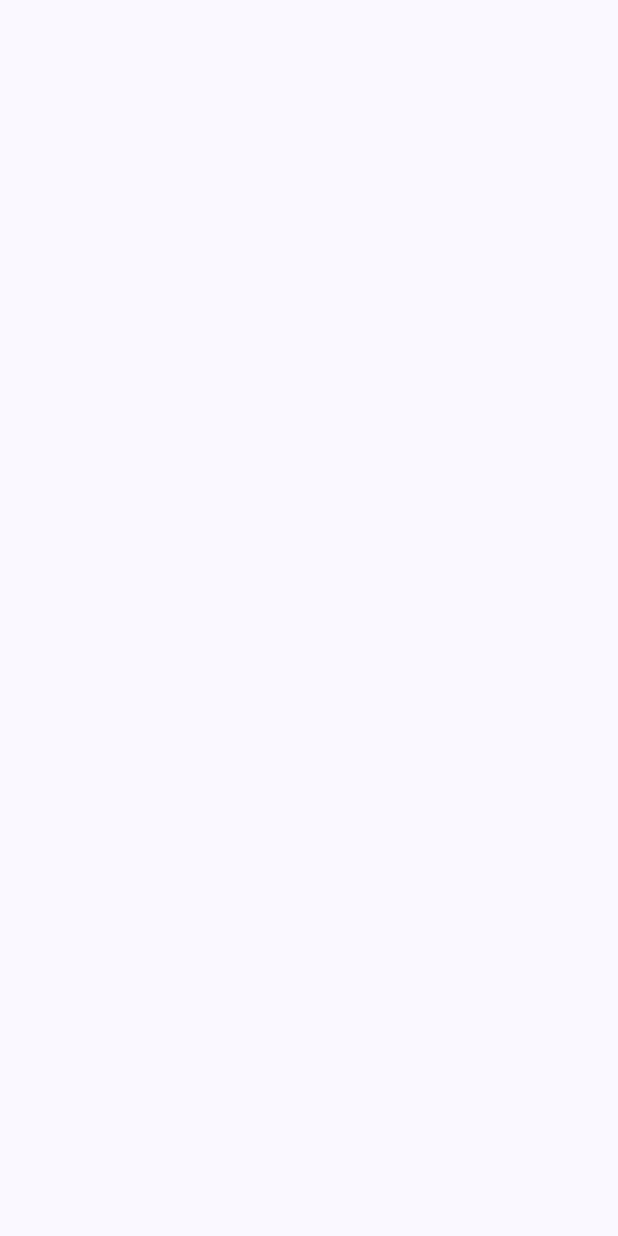
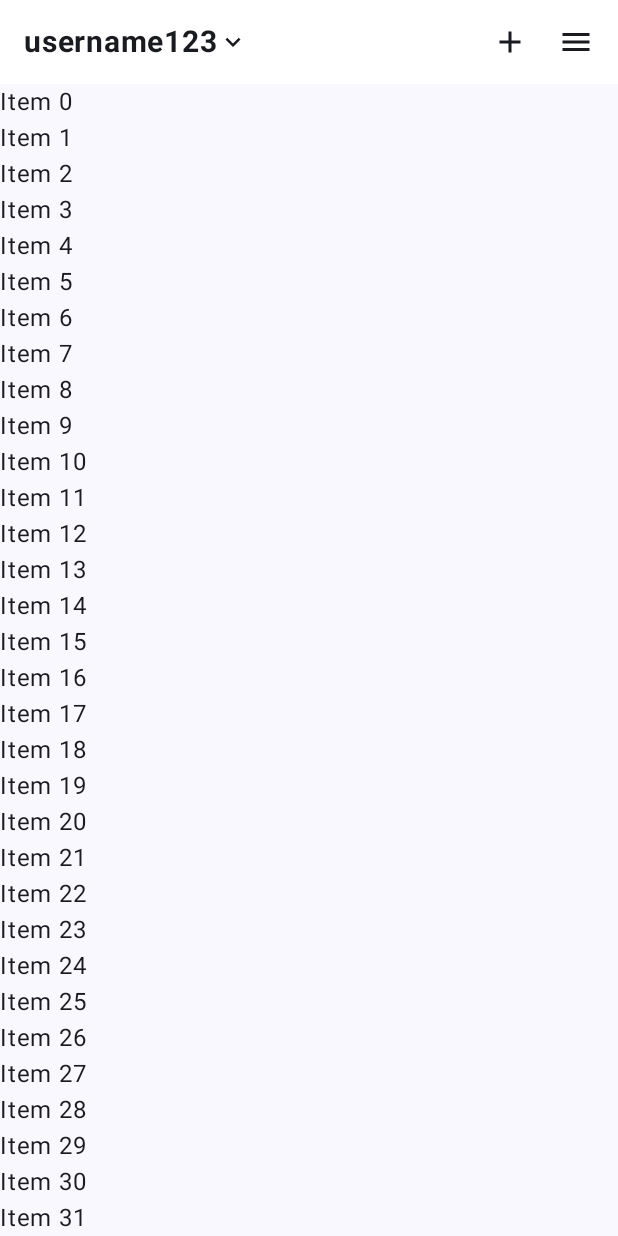
Before and after one commit to asharalikannadipoil/InstaProfile, an Android app built with Jetpack Compose: the screen it shows after launch (MainActivity), on a phone screen of 412 x 824 dp. Before the commit the screen is empty. Run offline under Robolectric (Android 15) with nearby library versions, the light colour scheme and no system bars.

Commit message:
Added top bar with sticky top  tab

```diff
--- a/app/src/main/java/com/ali/instaprofile/MainActivity.kt
+++ b/app/src/main/java/com/ali/instaprofile/MainActivity.kt
@@ -18,12 +18,10 @@ import com.ali.instaprofile.ui.theme.InstaProfileTheme
 class MainActivity : ComponentActivity() {
     override fun onCreate(savedInstanceState: Bundle?) {
         super.onCreate(savedInstanceState)
-        enableEdgeToEdge()
         setContent {
             InstaProfileTheme {
                 Scaffold(modifier = Modifier.fillMaxSize()) { innerPadding ->
-                    val navController = rememberNavController()
-                    AppNavigation(modifier = Modifier.padding(innerPadding), navController = navController)
+                    AppNavigation(modifier = Modifier.padding(innerPadding))
                 }
             }
         }
--- a/app/src/main/java/com/ali/instaprofile/presentation/profile/ProfileScreen.kt
+++ b/app/src/main/java/com/ali/instaprofile/presentation/profile/ProfileScreen.kt
@@ -1,8 +1,167 @@
 package com.ali.instaprofile.presentation.profile
 
+import androidx.compose.animation.core.Animatable
+import androidx.compose.animation.core.Spring
+import androidx.compose.animation.core.spring
+import androidx.compose.foundation.ExperimentalFoundationApi
+import androidx.compose.foundation.background
+import androidx.compose.foundation.clickable
+import androidx.compose.foundation.layout.Arrangement
+import androidx.compose.foundation.layout.Box
+import androidx.compose.foundation.layout.Column
+import androidx.compose.foundation.layout.Row
+import androidx.compose.foundation.layout.Spacer
+import androidx.compose.foundation.layout.fillMaxSize
+import androidx.compose.foundation.layout.fillMaxWidth
+import androidx.compose.foundation.layout.height
+import androidx.compose.foundation.layout.offset
+import androidx.compose.foundation.layout.padding
+import androidx.compose.foundation.layout.size
+import androidx.compose.foundation.lazy.LazyColumn
+import androidx.compose.foundation.lazy.LazyListState
+import androidx.compose.foundation.lazy.rememberLazyListState
+import androidx.compose.material.icons.Icons
+import androidx.compose.material.icons.filled.Add
+import androidx.compose.material.icons.filled.KeyboardArrowDown
+import androidx.compose.material.icons.filled.Menu
+import androidx.compose.material3.Icon
+import androidx.compose.material3.Text
 import androidx.compose.runtime.Composable
+import androidx.compose.runtime.LaunchedEffect
+import androidx.compose.runtime.State
+import androidx.compose.runtime.derivedStateOf
+import androidx.compose.runtime.getValue
+import androidx.compose.runtime.mutableStateOf
+import androidx.compose.runtime.remember
+import androidx.compose.ui.Alignment
+import androidx.compose.ui.Modifier
+import androidx.compose.ui.graphics.Color
+import androidx.compose.ui.platform.LocalDensity
+import androidx.compose.ui.text.font.FontWeight
+import androidx.compose.ui.tooling.preview.Preview
+import androidx.compose.ui.unit.IntOffset
+import androidx.compose.ui.unit.dp
+import androidx.compose.ui.unit.sp
+
+@OptIn(ExperimentalFoundationApi::class)
+@Composable
+fun ProfileScreen() {
+
+    val lazyListState = rememberLazyListState()
+
+    val isScrollingUp by rememberIsScrollingUp(lazyListState)
+
+    val topBarHeightPx = with(LocalDensity.current) { 56.dp.toPx() }
+    val topBarOffsetHeightPx = remember { Animatable(-topBarHeightPx) }
+
+    LaunchedEffect(isScrollingUp) {
+        topBarOffsetHeightPx.animateTo(
+            targetValue = if (isScrollingUp) 0f else -topBarHeightPx,
+            animationSpec = spring(
+                dampingRatio = Spring.DampingRatioLowBouncy,
+                stiffness = Spring.StiffnessLow
+            )
+        )
+    }
+
+    Box(
+        modifier = Modifier.fillMaxSize()
+    ) {
+        Column(modifier = Modifier.fillMaxSize()) {
+            LazyColumn(
+                state = lazyListState,
+                modifier = Modifier
+                    .fillMaxWidth()
+                    .weight(1f)
+            ) {
+                item { Spacer(modifier = Modifier.height(56.dp)) }
+                items(100) {
+                    Text("Item $it")
+                }
+
+            }
+        }
+    }
+    TopAppBar(
+        modifier = Modifier
+            .offset { IntOffset(0, topBarOffsetHeightPx.value.toInt()) }
+            .fillMaxWidth()
+            .background(Color.White)
+    )
+}
+
+@Preview
+@Composable
+fun TopAppBar(modifier: Modifier = Modifier) {
+    Row(
+        modifier = modifier
+            .height(56.dp)
+            .padding(horizontal = 16.dp),
+        horizontalArrangement = Arrangement.SpaceBetween,
+        verticalAlignment = Alignment.CenterVertically
+    ) {
+        Row(verticalAlignment = Alignment.CenterVertically) {
+            Text(
+                text = "username123",
+                fontWeight = FontWeight.Bold,
+                fontSize = 20.sp
+            )
+            Icon(
+                imageVector = Icons.Default.KeyboardArrowDown,
+                contentDescription = "Dropdown",
+                modifier = Modifier.size(20.dp)
+            )
+        }
+
+        Row {
+            Icon(
+                imageVector = Icons.Default.Add,
+                contentDescription = "Add",
+                modifier = Modifier
+                    .padding(end = 20.dp)
+                    .size(24.dp)
+                    .clickable {  }
+            )
+            Icon(
+                imageVector = Icons.Default.Menu,
+                contentDescription = "Menu",
+                modifier = Modifier
+                    .size(24.dp)
+                    .clickable { }
+            )
+        }
+    }
+}
 
 @Composable
-fun ProfileScreen(){
+fun rememberIsScrollingUp(lazyListState: LazyListState): State<Boolean> {
+    val previousScrollOffset = remember { mutableStateOf(0) }
+    val previousItemIndex = remember { mutableStateOf(0) }
+    val hasScrolled = remember { mutableStateOf(false) }
 
+    return remember {
+        derivedStateOf {
+            val currIndex = lazyListState.firstVisibleItemIndex
+            val currOffset = lazyListState.firstVisibleItemScrollOffset
+
+            val isUp = when {
+                currIndex < previousItemIndex.value -> true
+                currIndex > previousItemIndex.value -> {
+                    hasScrolled.value = true
+                    false
+                }
+
+                else -> {
+                    val scrollingUp = currOffset < previousScrollOffset.value
+                    if (currOffset != previousScrollOffset.value) hasScrolled.value = true
+                    scrollingUp
+                }
+            }
+
+            previousItemIndex.value = currIndex
+            previousScrollOffset.value = currOffset
+
+            if (!hasScrolled.value) true else isUp
+        }
+    }
 }
```
